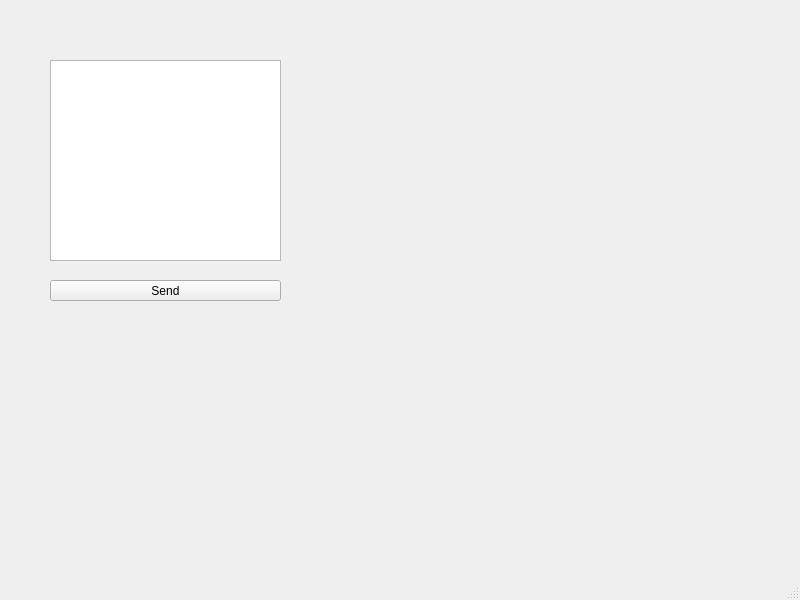
Above: ui/window.ui from Gom01/Cryptography before the change. Below: the same form after it.
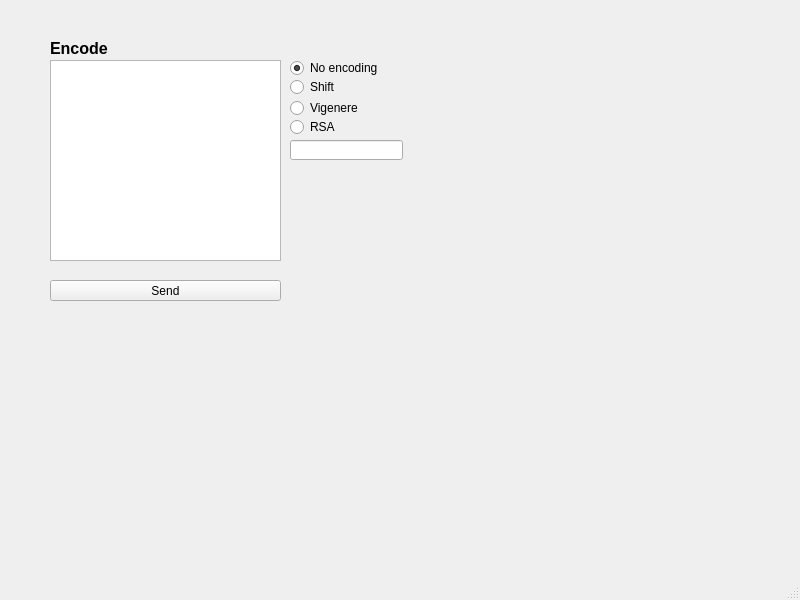
That is the form after the change.

Commit message: Add encoding choices

```diff
--- a/ui/window.ui
+++ b/ui/window.ui
@@ -37,6 +37,94 @@
      </rect>
     </property>
    </widget>
+   <widget class="QLabel" name="lblEncode">
+    <property name="geometry">
+     <rect>
+      <x>50</x>
+      <y>40</y>
+      <width>111</width>
+      <height>16</height>
+     </rect>
+    </property>
+    <property name="font">
+     <font>
+      <pointsize>12</pointsize>
+      <weight>75</weight>
+      <bold>true</bold>
+     </font>
+    </property>
+    <property name="text">
+     <string>Encode</string>
+    </property>
+   </widget>
+   <widget class="QRadioButton" name="rbtnNoEncode">
+    <property name="geometry">
+     <rect>
+      <x>290</x>
+      <y>60</y>
+      <width>91</width>
+      <height>16</height>
+     </rect>
+    </property>
+    <property name="text">
+     <string>No encoding</string>
+    </property>
+    <property name="checked">
+     <bool>true</bool>
+    </property>
+   </widget>
+   <widget class="QRadioButton" name="rbtnShift">
+    <property name="geometry">
+     <rect>
+      <x>290</x>
+      <y>80</y>
+      <width>62</width>
+      <height>14</height>
+     </rect>
+    </property>
+    <property name="text">
+     <string>Shift</string>
+    </property>
+   </widget>
+   <widget class="QRadioButton" name="rbtnVigenere">
+    <property name="geometry">
+     <rect>
+      <x>290</x>
+      <y>100</y>
+      <width>81</width>
+      <height>16</height>
+     </rect>
+    </property>
+    <property name="text">
+     <string>Vigenere</string>
+    </property>
+   </widget>
+   <widget class="QRadioButton" name="rbtnRSA">
+    <property name="geometry">
+     <rect>
+      <x>290</x>
+      <y>120</y>
+      <width>62</width>
+      <height>14</height>
+     </rect>
+    </property>
+    <property name="text">
+     <string>RSA</string>
+    </property>
+   </widget>
+   <widget class="QLineEdit" name="encodingValue">
+    <property name="enabled">
+     <bool>true</bool>
+    </property>
+    <property name="geometry">
+     <rect>
+      <x>290</x>
+      <y>140</y>
+      <width>113</width>
+      <height>20</height>
+     </rect>
+    </property>
+   </widget>
   </widget>
   <widget class="QMenuBar" name="menubar">
    <property name="geometry">
```
